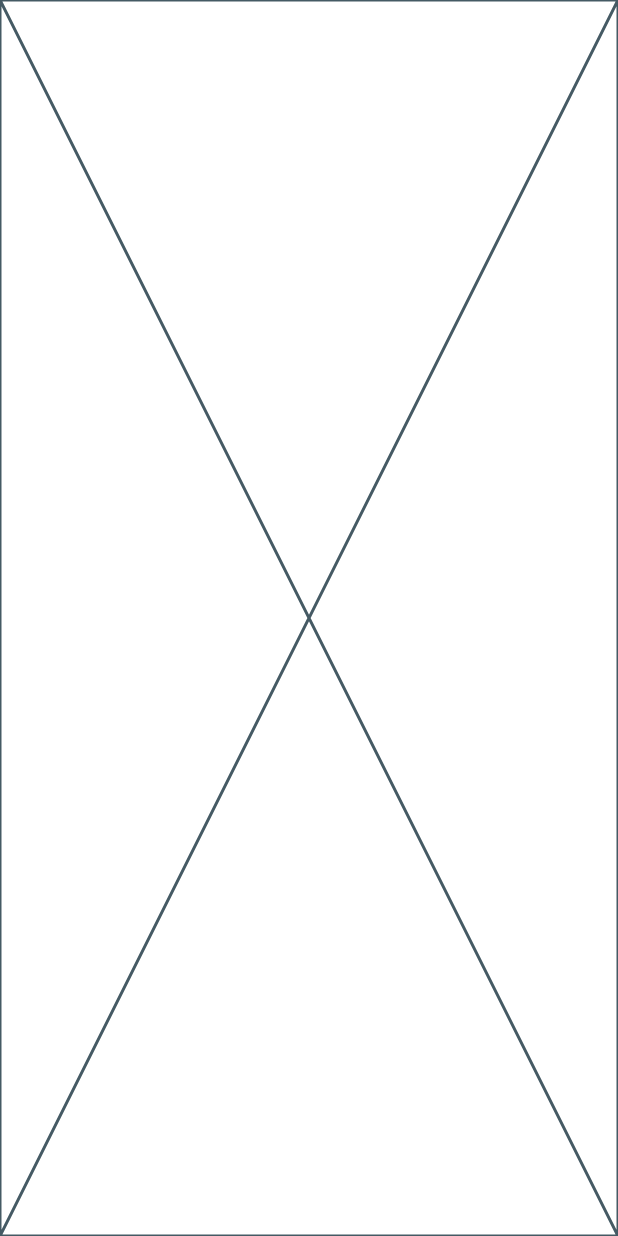
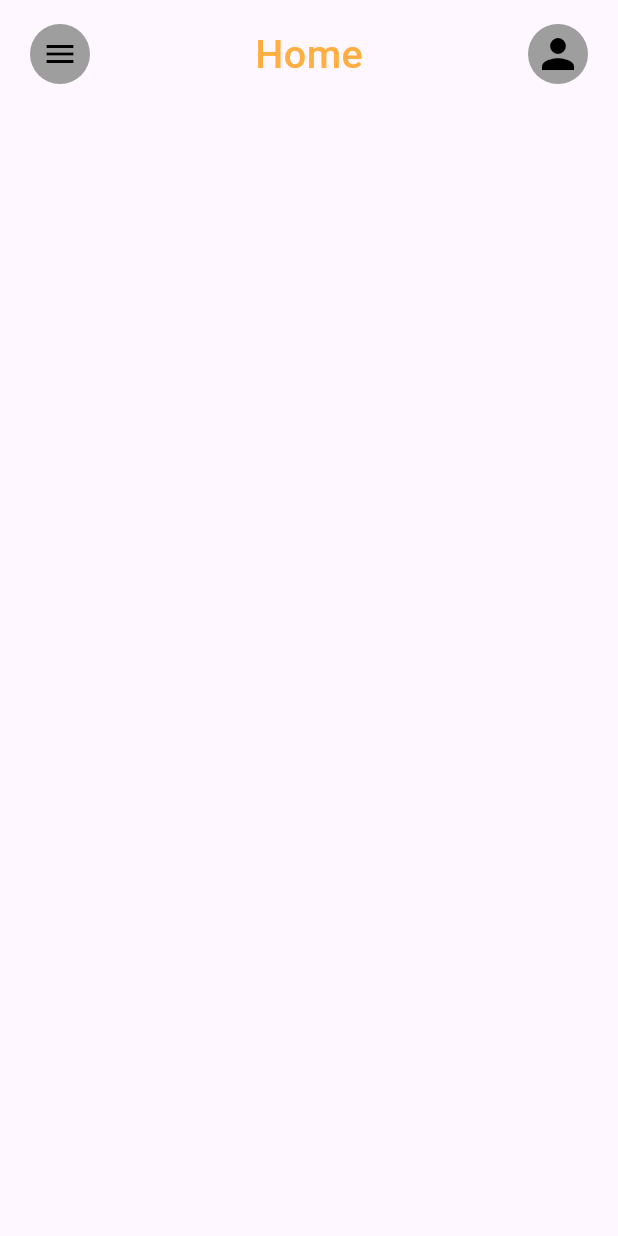
Before and after one commit to s4r4h4mdy0x01/shopping_app, a Flutter app: the screen it shows after launch, on a phone screen of 412 x 824 dp. Run offline on Flutter 3.47's test engine with Material 3 defaults, Android fonts, the phone set to English and light mode, and no system bars; our stand-ins replace flutter_screenutil, lottie.

Commit message:
Add AppBar Home Screen

```diff
--- /dev/null
+++ b/lib/core/helper/spacing.dart
@@ -0,0 +1,9 @@
+import 'package:flutter/material.dart';
+import 'package:flutter_screenutil/flutter_screenutil.dart';
+
+SizedBox horizontalSpace(double width) => SizedBox(
+      width: width.w,
+    );
+SizedBox verticalSpace(double height) => SizedBox(
+      height: height.h,
+    );
--- /dev/null
+++ b/lib/core/theming/color_manager.dart
@@ -0,0 +1,21 @@
+import 'package:flutter/material.dart';
+
+class ColorManager {
+  static Color primary = const Color(0xffFFAF41);
+  static Color lightPrimary = const Color(0xffE9B163);
+  static Color darkGrey = const Color(0xff525252);
+  static Color color3 = const Color(0xffFFEFD8);
+  static Color grey = const Color(0xff737477);
+  static Color lightGrey = const Color(0xff9E9E9E);
+  static const Color moreLighterGray = Color(0xFFF5F5F5);
+  static Color lighttGrey = const Color.fromARGB(255, 205, 203, 203);
+  static Color green = Colors.green;
+  static Color darkPrimary = const Color(0xffd17d11);
+  static Color grey1 = const Color(0xff707070);
+  static Color grey2 = const Color(0xff797979);
+  static Color white = const Color(0xffFFFFFF);
+  static Color error = const Color(0xffe61f34);
+
+  static Color rad = Colors.red;
+  static Color black = Colors.black;
+}
--- /dev/null
+++ b/lib/core/theming/font_weight_manager.dart
@@ -0,0 +1,12 @@
+import 'package:flutter/material.dart';
+
+class FontWeightManager {
+  static const FontWeight thin = FontWeight.w100;
+  static const FontWeight extraLight = FontWeight.w200;
+  static const FontWeight light = FontWeight.w300;
+  static const FontWeight regular = FontWeight.w400;
+  static const FontWeight medium = FontWeight.w500;
+  static const FontWeight semiBold = FontWeight.w600;
+  static const FontWeight bold = FontWeight.w700;
+  static const FontWeight extraBold = FontWeight.w800;
+}
--- /dev/null
+++ b/lib/core/theming/styles_manager.dart
@@ -0,0 +1,122 @@
+import 'package:flutter/material.dart';
+import 'package:flutter_screenutil/flutter_screenutil.dart';
+import 'package:shopping_app/core/theming/color_manager.dart';
+import 'package:shopping_app/core/theming/font_weight_manager.dart';
+
+class TextStylesManager {
+  static TextStyle font24BlackBold = TextStyle(
+    fontSize: 24.sp,
+    fontWeight: FontWeightManager.bold,
+    color: Colors.black,
+  );
+  static TextStyle font20BlackMedium = TextStyle(
+    fontSize: 20.sp,
+    fontWeight: FontWeightManager.medium,
+    color: Colors.black,
+  );
+  static TextStyle font26OrangekMedium = TextStyle(
+    fontSize: 26.sp,
+    fontWeight: FontWeightManager.medium,
+    color: ColorManager.primary,
+  );
+  static TextStyle font24BlackRegular = TextStyle(
+    fontSize: 24.sp,
+    fontWeight: FontWeightManager.regular,
+    color: Colors.black,
+  );
+  static TextStyle font13DarkOrangeRegular = TextStyle(
+    fontSize: 13.sp,
+    fontWeight: FontWeightManager.regular,
+    color: ColorManager.darkPrimary,
+  );
+  static TextStyle font18DarkOrangeRegular = TextStyle(
+    fontSize: 18.sp,
+    fontWeight: FontWeightManager.regular,
+    color: ColorManager.darkPrimary,
+  );
+  static TextStyle font18DarkOrangeSemiBold = TextStyle(
+    fontSize: 18.sp,
+    fontWeight: FontWeightManager.semiBold,
+    color: ColorManager.darkPrimary,
+  );
+  static TextStyle font18BlackSemiBold = TextStyle(
+    fontSize: 18.sp,
+    fontWeight: FontWeightManager.semiBold,
+    color: ColorManager.black,
+  );
+
+  static TextStyle font13OrangSemiBold = TextStyle(
+    fontSize: 13.sp,
+    fontWeight: FontWeightManager.semiBold,
+    color: ColorManager.primary,
+  );
+
+  static TextStyle font13OrangRegular = TextStyle(
+    fontSize: 13.sp,
+    fontWeight: FontWeightManager.regular,
+    color: ColorManager.primary,
+  );
+  static TextStyle font32orangBold = TextStyle(
+    fontSize: 32.sp,
+    fontWeight: FontWeightManager.bold,
+    color: ColorManager.primary,
+  );
+  static TextStyle font16orangRegular = TextStyle(
+    fontSize: 16.sp,
+    fontWeight: FontWeightManager.regular,
+    color: ColorManager.primary,
+  );
+  static TextStyle font13GrayRegular = TextStyle(
+    fontSize: 14.sp,
+    fontWeight: FontWeightManager.regular,
+    color: ColorManager.grey,
+  );
+  static TextStyle font16GrayRegular = TextStyle(
+    fontSize: 16.sp,
+    fontWeight: FontWeightManager.regular,
+    color: ColorManager.grey,
+  );
+  //? todo
+  static TextStyle font13Regular = TextStyle(
+    fontSize: 13.sp,
+    fontWeight: FontWeightManager.regular,
+    color: ColorManager.black,
+  );
+  static TextStyle font16RegularBlack = TextStyle(
+    fontSize: 16.sp,
+    fontWeight: FontWeightManager.regular,
+    color: ColorManager.black,
+  );
+  static TextStyle font16WhiteMedium = TextStyle(
+    fontSize: 16.sp,
+    fontWeight: FontWeightManager.medium,
+    color: Colors.white,
+  );
+  static TextStyle font24Orang = TextStyle(
+    fontSize: 24.sp,
+    fontWeight: FontWeightManager.bold,
+    color: ColorManager.primary,
+  );
+  static TextStyle font24DarkGreyRegular = TextStyle(
+    fontSize: 24.sp,
+    fontWeight: FontWeightManager.regular,
+    color: ColorManager.darkGrey,
+  );
+  static TextStyle font14DarkOrangeMedium = TextStyle(
+    fontSize: 14.sp,
+    fontWeight: FontWeightManager.medium,
+    color: ColorManager.darkPrimary,
+  );
+
+  static TextStyle font15DarkOrangeMedium = TextStyle(
+    fontSize: 15.sp,
+    fontWeight: FontWeightManager.medium,
+    color: ColorManager.darkPrimary,
+  );
+
+  static TextStyle font18WhiteMedium = TextStyle(
+    fontSize: 24.sp,
+    fontWeight: FontWeightManager.semiBold,
+    color: ColorManager.white,
+  );
+}
--- a/lib/features/home/ui/home_screen.dart
+++ b/lib/features/home/ui/home_screen.dart
@@ -1,10 +1,22 @@
 import 'package:flutter/material.dart';
+import 'package:shopping_app/features/home/ui/widgets/home_top_bar.dart';
 
 class HomeScreen extends StatelessWidget {
   const HomeScreen({super.key});
 
   @override
   Widget build(BuildContext context) {
-    return const Placeholder();
+    return Scaffold(
+      body: SafeArea(
+        child: Container(
+          margin: const EdgeInsets.fromLTRB(20, 16, 20, 28),
+          child: Column(
+            children: [
+              const HomeTopBar(),
+            ],
+          ),
+        ),
+      ),
+    );
   }
 }
--- /dev/null
+++ b/lib/features/home/ui/widgets/home_top_bar.dart
@@ -0,0 +1,43 @@
+import 'package:flutter/material.dart';
+
+import '../../../../core/theming/color_manager.dart';
+import '../../../../core/theming/styles_manager.dart';
+
+class HomeTopBar extends StatelessWidget {
+  const HomeTopBar({super.key});
+
+  @override
+  Widget build(BuildContext context) {
+    return Row(
+      mainAxisAlignment: MainAxisAlignment.start,
+      children: [
+        CircleAvatar(
+          backgroundColor: ColorManager.lightGrey,
+          radius: 20,
+          child: IconButton(
+            onPressed: () {},
+            icon: const Icon(
+              Icons.menu,
+              color: Colors.black,
+            ),
+          ),
+        ),
+        const Spacer(),
+        Text(
+          'Home',
+          style: TextStylesManager.font26OrangekMedium,
+        ),
+        const Spacer(),
+        CircleAvatar(
+          backgroundColor: ColorManager.lightGrey,
+          radius: 20,
+          child: const Icon(
+            Icons.person,
+            color: Colors.black,
+            size: 32,
+          ),
+        ),
+      ],
+    );
+  }
+}
```
